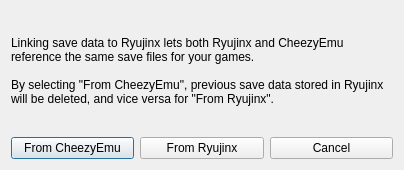
Above: src/yuzu/ryujinx_dialog.ui from fritcheelii/fritcheelii before the change. Below: the same form after it.
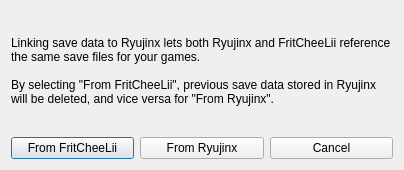
That is the form after the change.

Commit message: FritCheeLii v4.2: 3-tier FPS defaults, Restore Default Settings, short tooltips, clean menus, OoT FSR restart prompt, full FritCheeLii branding

What changed in the file:
```diff
--- a/src/yuzu/ryujinx_dialog.ui
+++ b/src/yuzu/ryujinx_dialog.ui
@@ -23,9 +23,9 @@
       </sizepolicy>
      </property>
      <property name="text">
-      <string>Linking save data to Ryujinx lets both Ryujinx and CheezyEmu reference the same save files for your games.
+      <string>Linking save data to Ryujinx lets both Ryujinx and FritCheeLii reference the same save files for your games.
 
-By selecting &quot;From CheezyEmu&quot;, previous save data stored in Ryujinx will be deleted, and vice versa for &quot;From Ryujinx&quot;.</string>
+By selecting &quot;From FritCheeLii&quot;, previous save data stored in Ryujinx will be deleted, and vice versa for &quot;From Ryujinx&quot;.</string>
      </property>
      <property name="wordWrap">
       <bool>true</bool>
@@ -37,7 +37,7 @@
      <item>
       <widget class="QPushButton" name="eden">
        <property name="text">
-      <string>From CheezyEmu</string>
+      <string>From FritCheeLii</string>
        </property>
       </widget>
      </item>
```
The commit also changes 32 other files.
